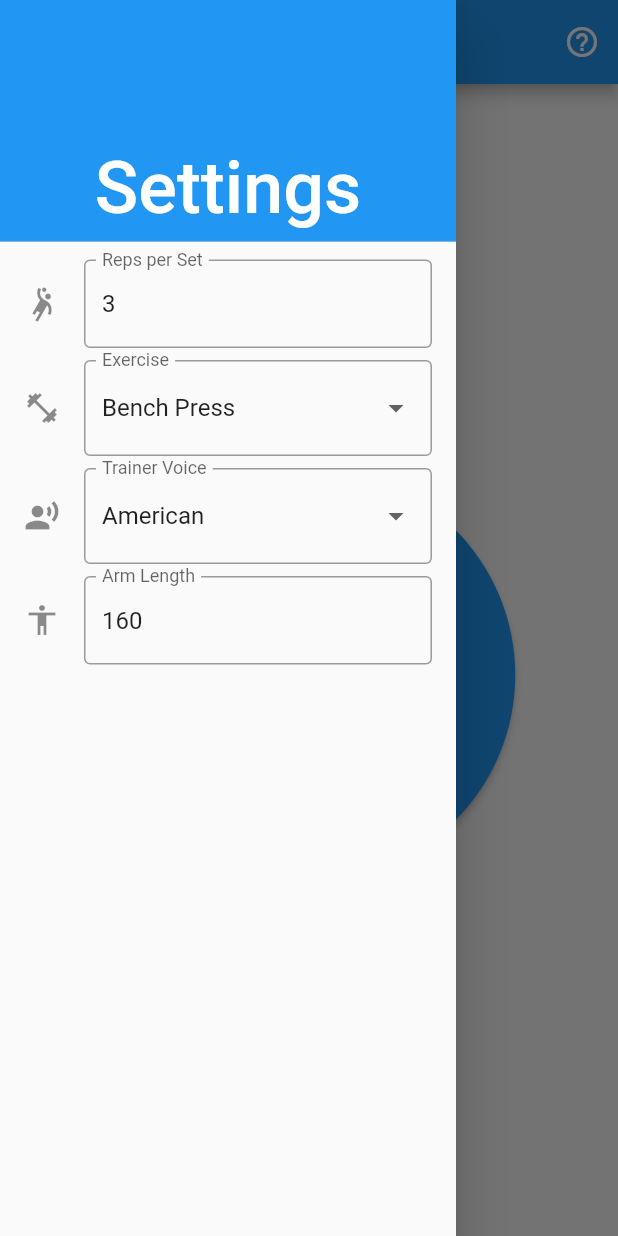
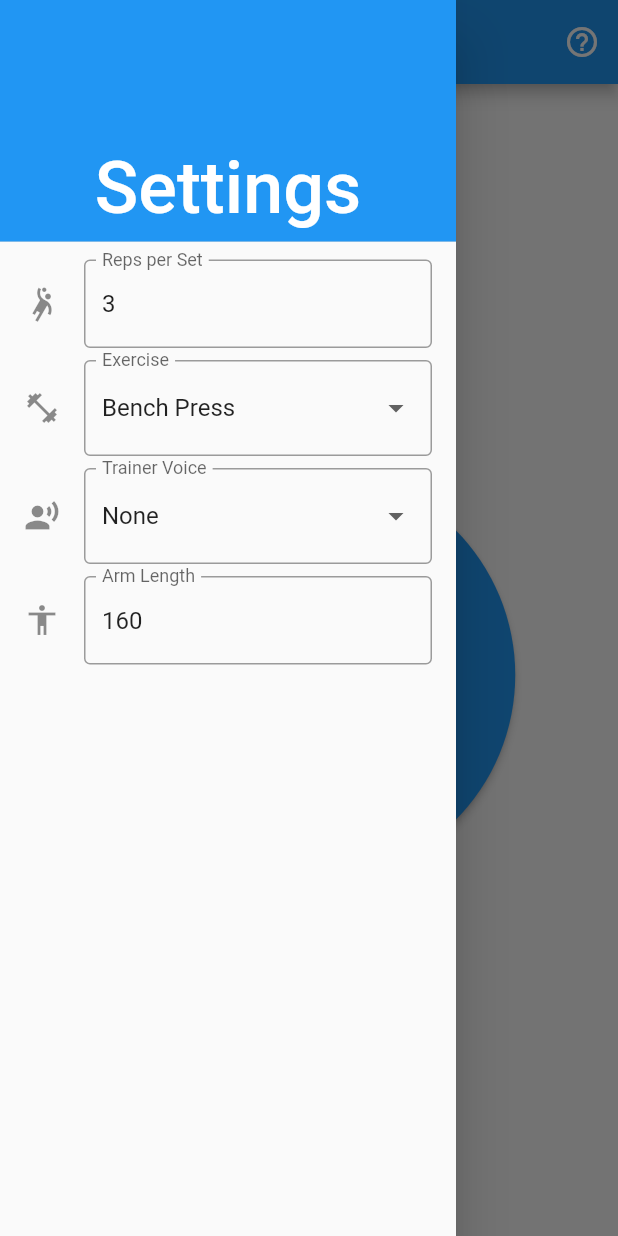
Before and after one commit to cyankaet/LiftSafe, a Flutter app: the screen it shows after launch, with the side drawer open, on a phone screen of 412 x 824 dp. Run offline on Flutter 3.47's test engine with Material 2 defaults, Android fonts, the phone set to English and light mode, and no system bars; our stand-ins replace audioplayers, sensors, stream_transform.

Commit message:
set none to default audio option

```diff
--- a/lift_safe/lib/lift_tracker.dart
+++ b/lift_safe/lib/lift_tracker.dart
@@ -39,7 +39,7 @@ class _LiftTrackerState extends State<LiftTracker> {
   }
 
   String motivation = "";
-  String audio = "American";
+  String audio = "None";
   double arm = 60.0;
   int reps = 3;
   String exercise = 'Bench Press';
@@ -235,7 +235,7 @@ class _LiftTrackerState extends State<LiftTracker> {
               labelText: 'Trainer Voice',
               border: OutlineInputBorder(),
             ),
-            items: <String>['American', 'British', 'Japanese', 'None']
+            items: <String>['None', 'American', 'British', 'Japanese']
                 .map<DropdownMenuItem<String>>((String value) {
               return DropdownMenuItem<String>(
                 value: value,
```
